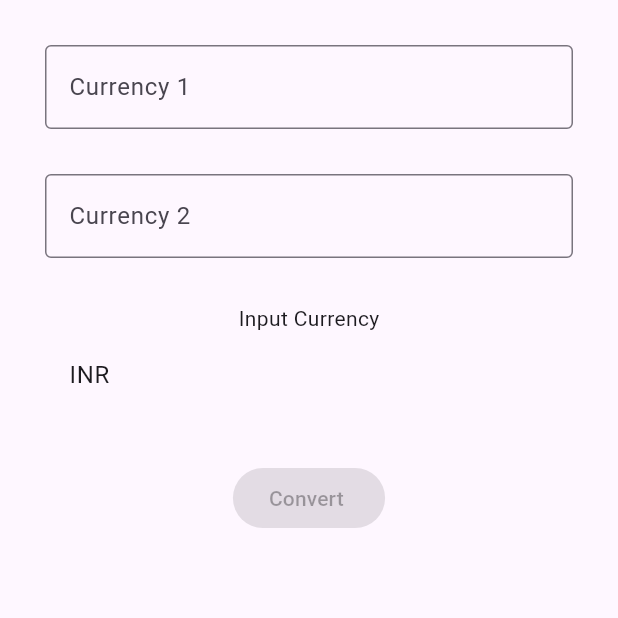
After one commit to krishpansara/flutter-project, a Flutter app: the CurrencyConverterMain screen opened directly, on a phone screen of 412 x 824 dp, the top half of it. The commit adds this screen. Run offline on Flutter 3.47's test engine with Material 3 defaults, Android fonts, the phone set to English and light mode, and no system bars; our stand-ins replace get.

Commit message:
started currency converter

```diff
--- /dev/null
+++ b/NV/nv_demo/lib/03_currency_converter/currency_converter_main.dart
@@ -0,0 +1,97 @@
+import 'package:flutter/material.dart';
+
+class CurrencyConverterMain extends StatefulWidget {
+  const CurrencyConverterMain({super.key});
+
+  @override
+  State<CurrencyConverterMain> createState() => _CurrencyConverterMainState();
+
+}
+
+class _CurrencyConverterMainState extends State<CurrencyConverterMain> {
+  TextEditingController t1 = TextEditingController();
+  TextEditingController t2 = TextEditingController();
+
+  TextEditingController r1 = TextEditingController();
+  TextEditingController r2 = TextEditingController();
+
+  final _formKey = GlobalKey<FormState>();
+  int curr1 = -1;
+  int curr2 = -1;
+
+  @override
+  Widget build(BuildContext context) {
+    return Scaffold(
+      body: Column(
+        children: [
+          Form(
+            key: _formKey,
+            child: Padding(
+              padding: EdgeInsets.all(30),
+              child: Column(
+                mainAxisAlignment: MainAxisAlignment.center,
+                crossAxisAlignment: CrossAxisAlignment.center,
+                children: [
+
+                  TextFormField(
+                    controller: t1,
+                    decoration: const InputDecoration(
+                      labelText: 'Currency 1',
+                      border: OutlineInputBorder(),
+                    ),
+                    validator: (text) => text!.isEmpty ? 'Enter Currency 1' : null,
+                  ),
+
+                  const SizedBox(
+                    height: 30,
+                  ),
+
+                  TextFormField(
+                    controller: t2,
+                    decoration: const InputDecoration(
+                      labelText: 'Currency 2',
+                      border: OutlineInputBorder(),
+                    ),
+                    validator: (text) => text!.isEmpty ? 'Enter Currency 2' : null,
+                  ),
+
+                  const SizedBox(
+                    height: 30,
+                  ),
+
+                  Text('Input Currency'),
+                  ListTile(
+                    title:  Text('INR'),
+                    // leading: Radio(value: 4 , groupValue: curr1, onChanged:),
+                  ),
+
+                  const SizedBox(
+                    height: 30,
+                  ),
+                  ElevatedButton(
+                    onPressed: null,
+                    child: Text("Convert "),
+                  ),
+                ],
+              ),
+            ),
+          ),
+        ],
+      ) ,
+    );
+  }
+
+  void convert(){
+
+  }
+
+  @override
+  void dispose() {
+    t1.dispose();
+    t2.dispose();
+
+    r1.dispose();
+    r2.dispose();
+    super.dispose();
+  }
+}
```
Also changed, not shown: NV/nv_demo/lib/stop_watch/stop_watch.dart (line endings or trailing spaces).
